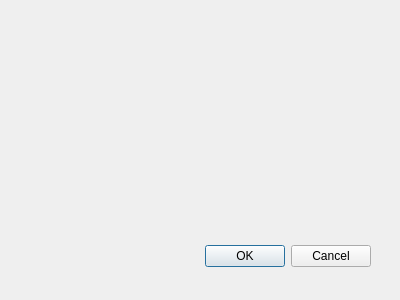
First picture: the form in sensormaker.ui, repository piti-diablotin/homecapt, before the edit.
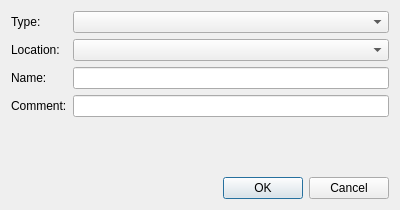
Second picture: the form after the edit.

Commit message: Interface sensormaker and add selection of id and type for graph.

What changed in the file:
```diff
--- a/sensormaker.ui
+++ b/sensormaker.ui
@@ -9,28 +9,81 @@
     <x>0</x>
     <y>0</y>
     <width>400</width>
-    <height>300</height>
+    <height>210</height>
    </rect>
   </property>
   <property name="windowTitle">
    <string>Dialog</string>
   </property>
-  <widget name="buttonBox" class="QDialogButtonBox">
-   <property name="geometry">
-    <rect>
-     <x>30</x>
-     <y>240</y>
-     <width>341</width>
-     <height>32</height>
-    </rect>
-   </property>
-   <property name="orientation">
-    <enum>Qt::Horizontal</enum>
-   </property>
-   <property name="standardButtons">
-    <set>QDialogButtonBox::Cancel|QDialogButtonBox::Ok</set>
-   </property>
-  </widget>
+  <layout class="QVBoxLayout" name="verticalLayout">
+   <item>
+    <layout class="QFormLayout" name="formLayout">
+     <item row="0" column="0">
+      <widget class="QLabel" name="label_2">
+       <property name="text">
+        <string>Type:</string>
+       </property>
+      </widget>
+     </item>
+     <item row="0" column="1">
+      <widget class="QComboBox" name="type"/>
+     </item>
+     <item row="2" column="0">
+      <widget class="QLabel" name="label_3">
+       <property name="text">
+        <string>Name:</string>
+       </property>
+      </widget>
+     </item>
+     <item row="2" column="1">
+      <widget class="QLineEdit" name="name"/>
+     </item>
+     <item row="3" column="0">
+      <widget class="QLabel" name="label_4">
+       <property name="text">
+        <string>Comment:</string>
+       </property>
+      </widget>
+     </item>
+     <item row="3" column="1">
+      <widget class="QLineEdit" name="comment"/>
+     </item>
+     <item row="1" column="0">
+      <widget class="QLabel" name="label_5">
+       <property name="text">
+        <string>Location:</string>
+       </property>
+      </widget>
+     </item>
+     <item row="1" column="1">
+      <widget class="QComboBox" name="location"/>
+     </item>
+    </layout>
+   </item>
+   <item>
+    <widget class="QLabel" name="info">
+     <property name="text">
+      <string/>
+     </property>
+     <property name="alignment">
+      <set>Qt::AlignCenter</set>
+     </property>
+     <property name="wordWrap">
+      <bool>true</bool>
+     </property>
+    </widget>
+   </item>
+   <item>
+    <widget class="QDialogButtonBox" name="buttonBox">
+     <property name="orientation">
+      <enum>Qt::Horizontal</enum>
+     </property>
+     <property name="standardButtons">
+      <set>QDialogButtonBox::Cancel|QDialogButtonBox::Ok</set>
+     </property>
+    </widget>
+   </item>
+  </layout>
  </widget>
  <pixmapfunction/>
  <resources/>
```
Left out of the diff: 25 changed lines with no effect on the pictures. The commit also changes 10 other files.
